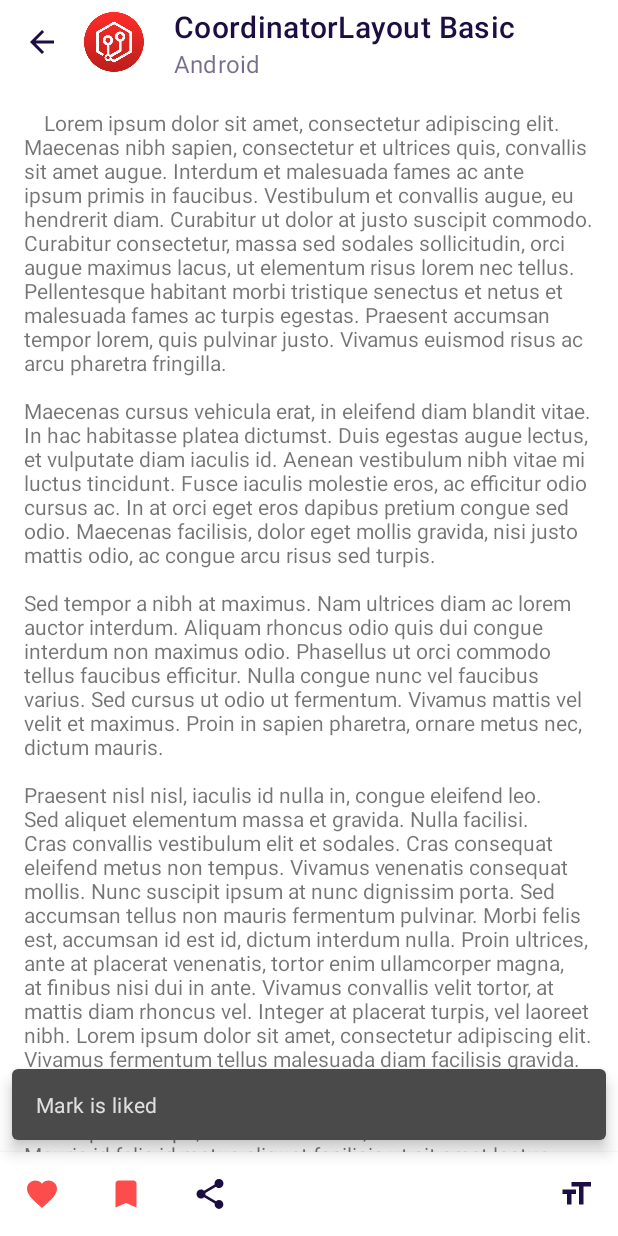
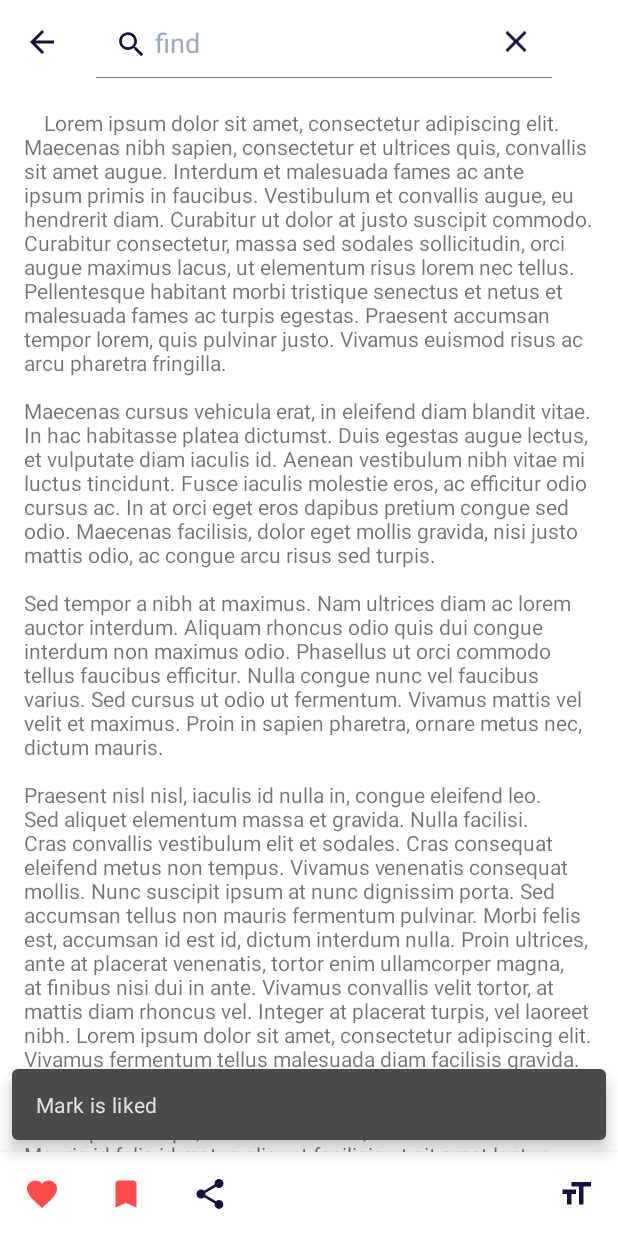
Before and after one commit to vlabum/SkillArticles, an Android app: the screen it shows after launch (RootActivity), after a tap on an icon or button, on a phone screen of 412 x 824 dp. Run offline under Robolectric (Android 15) with nearby library versions, the phone set to English and light mode, and no system bars; 2 other taps on this screen came first.

Commit message:
hometask_3

```diff
--- a/app/src/main/java/ru/skillbranch/skillarticles/ui/RootActivity.kt
+++ b/app/src/main/java/ru/skillbranch/skillarticles/ui/RootActivity.kt
@@ -1,17 +1,25 @@
 package ru.skillbranch.skillarticles.ui
 
 import android.os.Bundle
+import android.view.Menu
+import android.view.MenuItem
 import android.widget.ImageView
+import android.widget.SearchView
 import androidx.appcompat.app.AppCompatActivity
 import androidx.appcompat.app.AppCompatDelegate
 import androidx.appcompat.widget.Toolbar
+import androidx.coordinatorlayout.widget.CoordinatorLayout
+import androidx.core.widget.addTextChangedListener
 import androidx.lifecycle.ViewModelProviders
 import com.google.android.material.snackbar.Snackbar
 import kotlinx.android.synthetic.main.activity_root.*
 import kotlinx.android.synthetic.main.layout_bottombar.*
 import kotlinx.android.synthetic.main.layout_submenu.*
+import kotlinx.android.synthetic.main.search_view_layout.*
 import ru.skillbranch.skillarticles.R
 import ru.skillbranch.skillarticles.extensions.dpToIntPx
+import ru.skillbranch.skillarticles.ui.custom.behaviors.BottombarBehavior
+import ru.skillbranch.skillarticles.ui.custom.behaviors.SubmenuBehavior
 import ru.skillbranch.skillarticles.viewmodels.ArticleState
 import ru.skillbranch.skillarticles.viewmodels.ArticleViewModel
 import ru.skillbranch.skillarticles.viewmodels.Notify
@@ -20,6 +28,8 @@ import ru.skillbranch.skillarticles.viewmodels.ViewModelFactory
 class RootActivity : AppCompatActivity() {
 
     private lateinit var viewModel: ArticleViewModel
+    private var searchQuery: String? = null
+    private var isSearching = false
 
     override fun onCreate(savedInstanceState: Bundle?) {
         super.onCreate(savedInstanceState)
@@ -31,12 +41,56 @@ class RootActivity : AppCompatActivity() {
         val vmFactory = ViewModelFactory("0")
         viewModel = ViewModelProviders.of(this, vmFactory).get(ArticleViewModel::class.java)
         viewModel.observeState(this) {
+            //restore search mode
+            if (it.isSearch) {
+                isSearching = true
+                searchQuery = it.searchQuery
+            }
             renderUi(it)
         }
         viewModel.observeNotifications(this) {
             renderNotification(it)
         }
 
+    }
+
+    override fun onCreateOptionsMenu(menu: Menu?): Boolean {
+        menuInflater.inflate(R.menu.menu_search, menu)
+        val menuItem = menu?.findItem(R.id.action_search)
+        val searchView = (menuItem?.actionView as? SearchView)
+        searchView?.queryHint = getString(R.string.article_search_placeholder)
+
+        if (isSearching) {
+            menuItem?.expandActionView()
+            searchView?.setQuery(searchQuery, false)
+            searchView?.clearFocus()
+        }
+
+        menuItem?.setOnActionExpandListener(object : MenuItem.OnActionExpandListener {
+            override fun onMenuItemActionExpand(item: MenuItem?): Boolean {
+                viewModel.handleSearchMode(true)
+                return true
+            }
+
+            override fun onMenuItemActionCollapse(item: MenuItem?): Boolean {
+                viewModel.handleSearchMode(false)
+                return true
+            }
+        })
+
+        searchView?.setOnQueryTextListener(object : SearchView.OnQueryTextListener {
+            override fun onQueryTextSubmit(query: String?): Boolean {
+                viewModel.handleSearch(query)
+                return true
+            }
+
+            override fun onQueryTextChange(newText: String?): Boolean {
+                viewModel.handleSearch(newText)
+                return true
+            }
+        })
+
+        return super.onCreateOptionsMenu(menu)
     }
 
     private fun renderNotification(notify: Notify) {
@@ -71,6 +125,7 @@ class RootActivity : AppCompatActivity() {
         btn_text_up.setOnClickListener { viewModel.handleUpText() }
         btn_text_down.setOnClickListener { viewModel.handleDownText() }
         switch_mode.setOnClickListener { viewModel.handleNightMode() }
+        val behavior = SubmenuBehavior()
     }
 
     private fun setupBottombar() {
@@ -78,6 +133,9 @@ class RootActivity : AppCompatActivity() {
         btn_bookmark.setOnClickListener { viewModel.handleBookmark() }
         btn_share.setOnClickListener { viewModel.handleShare() }
         btn_settings.setOnClickListener { viewModel.handleToggleMenu() }
+        val behavior = BottombarBehavior()
+        val params = bottombar.layoutParams as (CoordinatorLayout.LayoutParams)
+        params.setBehavior(behavior)
     }
 
     private fun renderUi(data: ArticleState) {
--- a/app/src/main/java/ru/skillbranch/skillarticles/ui/custom/ArticleSubmenu.kt
+++ b/app/src/main/java/ru/skillbranch/skillarticles/ui/custom/ArticleSubmenu.kt
@@ -19,6 +19,7 @@ class ArticleSubmenu @JvmOverloads constructor(
     attrs: AttributeSet? = null,
     defStyleAttr: Int = 0
 ) : ConstraintLayout(context, attrs, defStyleAttr) {
+
     var isOpen = false
     private var centerX: Float = context.dpToPx(200)
     private var centerY: Float = context.dpToPx(96)
--- a/app/src/main/java/ru/skillbranch/skillarticles/ui/custom/Bottombar.kt
+++ b/app/src/main/java/ru/skillbranch/skillarticles/ui/custom/Bottombar.kt
@@ -4,8 +4,10 @@ import android.content.Context
 import android.util.AttributeSet
 import android.view.View
 import androidx.constraintlayout.widget.ConstraintLayout
+import androidx.coordinatorlayout.widget.CoordinatorLayout
 import com.google.android.material.shape.MaterialShapeDrawable
 import ru.skillbranch.skillarticles.R
+import ru.skillbranch.skillarticles.ui.custom.behaviors.BottombarBehavior
 
 class Bottombar @JvmOverloads constructor(
     context: Context,
--- /dev/null
+++ b/app/src/main/java/ru/skillbranch/skillarticles/ui/custom/behaviors/BottombarBehavior.kt
@@ -0,0 +1,34 @@
+package ru.skillbranch.skillarticles.ui.custom.behaviors
+
+import android.view.View
+import androidx.coordinatorlayout.widget.CoordinatorLayout
+import androidx.core.math.MathUtils
+import androidx.core.view.ViewCompat
+import ru.skillbranch.skillarticles.ui.custom.Bottombar
+
+class BottombarBehavior() : CoordinatorLayout.Behavior<Bottombar>() {
+    override fun onStartNestedScroll(
+        coordinatorLayout: CoordinatorLayout,
+        child: Bottombar,
+        directTargetChild: View,
+        target: View,
+        axes: Int,
+        type: Int
+    ): Boolean {
+        return axes == ViewCompat.SCROLL_AXIS_VERTICAL
+    }
+
+    override fun onNestedPreScroll(
+        coordinatorLayout: CoordinatorLayout,
+        child: Bottombar,
+        target: View,
+        dx: Int,
+        dy: Int,
+        consumed: IntArray,
+        type: Int
+    ) {
+        val offset = MathUtils.clamp(child.translationY + dy, 0f, child.height.toFloat())
+        if (offset != child.translationY) child.translationY = offset
+        super.onNestedPreScroll(coordinatorLayout, child, target, dx, dy, consumed, type)
+    }
+}
--- /dev/null
+++ b/app/src/main/java/ru/skillbranch/skillarticles/ui/custom/behaviors/SubmenuBehavior.kt
@@ -0,0 +1,39 @@
+package ru.skillbranch.skillarticles.ui.custom.behaviors
+
+import android.content.Context
+import android.util.AttributeSet
+import android.view.View
+import androidx.coordinatorlayout.widget.CoordinatorLayout
+import androidx.core.view.marginRight
+import ru.skillbranch.skillarticles.ui.custom.ArticleSubmenu
+import ru.skillbranch.skillarticles.ui.custom.Bottombar
+
+class SubmenuBehavior() : CoordinatorLayout.Behavior<ArticleSubmenu>() {
+    constructor(context: Context, attrs: AttributeSet) : this()
+
+    override fun layoutDependsOn(
+        parent: CoordinatorLayout,
+        child: ArticleSubmenu,
+        dependency: View
+    ): Boolean {
+        return dependency is Bottombar
+    }
+
+    override fun onDependentViewChanged(
+        parent: CoordinatorLayout,
+        child: ArticleSubmenu,
+        dependency: View
+    ): Boolean {
+        return if (child.isOpen && dependency.translationY >= 0f) {
+            animate(child, dependency)
+            true
+        } else {
+            false
+        }
+    }
+
+    private fun animate(child: View, dependency: View) {
+        val fraction = dependency.translationY / dependency.height
+        child.translationX = (child.width + child.marginRight) * fraction
+    }
+}
--- a/app/src/main/java/ru/skillbranch/skillarticles/viewmodels/ArticleViewModel.kt
+++ b/app/src/main/java/ru/skillbranch/skillarticles/viewmodels/ArticleViewModel.kt
@@ -14,8 +14,8 @@ class ArticleViewModel(private val articleId: String) :
 
     private val repository = ArticleRepository
 
-    private var isSearch: Boolean = false //TODO: этому тут не место, утащить в data, когда определимся со структурой
-    private var searchQuery: String? = null //TODO: этому тут не место, утащить в data, когда определимся со структурой
+    private var isSearch: Boolean = false
+    private var searchQuery: String? = null
 
     init {
         //подписываемся на наши источники данных
@@ -110,13 +110,6 @@ class ArticleViewModel(private val articleId: String) :
         toggleBookmark()
         val msg = if (currentState.isBookmark) Notify.TextMessage("Add to bookmarks")
         else Notify.TextMessage("Remove from bookmarks")
-//        {
-//            Notify.ActionMessage(
-//                "Remove bookmark",
-//                "Don't remove bookmark",
-//                toggleBookmark
-//            )
-//        }
         notify(msg)
     }
 
--- a/app/src/main/res/layout/activity_root.xml
+++ b/app/src/main/res/layout/activity_root.xml
@@ -48,6 +48,7 @@
         android:layout_marginEnd="8dp"
         android:layout_marginBottom="8dp"
         android:visibility="gone"
+        app:layout_behavior=".ui.custom.behaviors.SubmenuBehavior"
         app:layout_dodgeInsetEdges="bottom"
         tools:visibility="visible"/>
 
--- a/app/src/main/res/layout/layout_bottombar.xml
+++ b/app/src/main/res/layout/layout_bottombar.xml
@@ -40,7 +40,6 @@
         android:src="@drawable/ic_format_size_black_24dp"
         app:layout_constraintBottom_toBottomOf="parent"
         app:layout_constraintEnd_toEndOf="parent"
-            app:layout_constraintTop_toTopOf="parent"
-            />
+        app:layout_constraintTop_toTopOf="parent" />
 
 </merge>
--- /dev/null
+++ b/app/src/main/res/layout/search_view_layout.xml
@@ -0,0 +1,14 @@
+<?xml version="1.0" encoding="utf-8"?>
+<SearchView xmlns:android="http://schemas.android.com/apk/res/android"
+    android:layout_width="match_parent"
+    android:layout_height="match_parent"
+    android:orientation="vertical">
+
+    <EditText
+        android:id="@+id/et_search"
+        android:layout_width="match_parent"
+        android:layout_height="wrap_content"
+        android:focusable="true"
+        android:hint="@string/article_search_placeholder" />
+
+</SearchView>
--- /dev/null
+++ b/app/src/main/res/menu/menu_search.xml
@@ -0,0 +1,11 @@
+<?xml version="1.0" encoding="utf-8"?>
+<menu xmlns:android="http://schemas.android.com/apk/res/android"
+    xmlns:app="http://schemas.android.com/apk/res-auto">
+    <item
+        android:id="@+id/action_search"
+        android:icon="@drawable/ic_search_black_24dp"
+        android:title="@string/article_search_placeholder"
+        app:actionLayout="@layout/search_view_layout"
+        app:showAsAction="always|collapseActionView"
+        />
+</menu>
--- a/app/src/main/res/values/strings.xml
+++ b/app/src/main/res/values/strings.xml
@@ -1,3 +1,4 @@
 <resources>
     <string name="app_name">Skill Articles</string>
+    <string name="article_search_placeholder">find</string>
 </resources>
--- a/app/src/main/res/values/styles.xml
+++ b/app/src/main/res/values/styles.xml
@@ -26,11 +26,14 @@
         <item name="colorOnPrimary">@color/color_on_article_bar</item>
         <item name="colorSurface">@color/color_article_bar</item>
         <item name="colorControlNormal">@color/color_on_article_bar</item>
+        <item name="android:textColorHint">@color/color_gray</item>
+        <item name="android:textColorPrimary">?attr/colorOnPrimary</item>
     </style>
 
     <style name="ArticleToolBar" parent="Widget.MaterialComponents.Toolbar.PrimarySurface">
         <item name="titleTextColor">?attr/colorOnPrimary</item>
         <item name="contentInsetStartWithNavigation">0dp</item>
+        <item name="android:textColorSecondary">?attr/colorOnPrimary</item>
     </style>
 
     <style name="BottombarIcon">
```
Also changed, not shown: app/src/main/java/ru/skillbranch/skillarticles/ui/custom/CheсkableImageView.kt (+5 -4 lines). Lines whose indentation alone changed are shown as unchanged.
